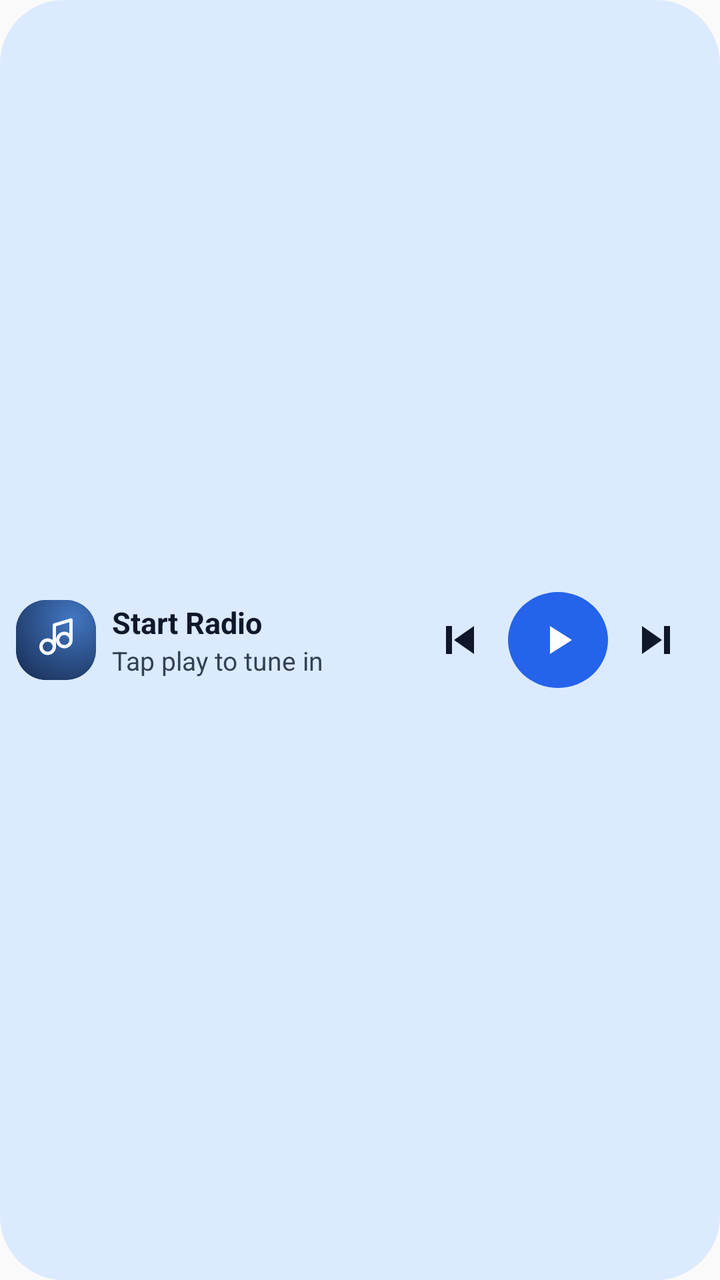
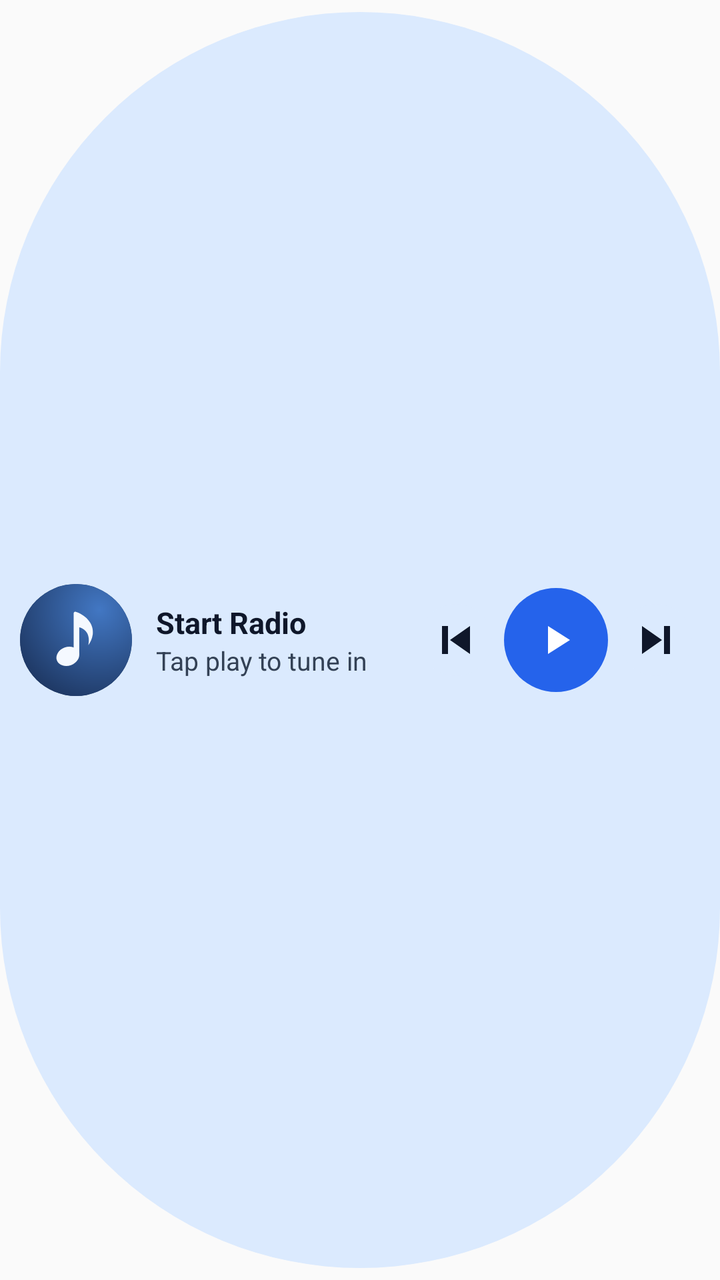

Two renders of the same Android screen: before a commit and after it. Below are the layout's source before the change and the commit's diff.
<!-- AndroidManifest.xml: application theme Theme.Radio -->
<!-- res/layout/widget_player.xml -->
<?xml version="1.0" encoding="utf-8"?>
<LinearLayout xmlns:android="http://schemas.android.com/apk/res/android"
    android:id="@+id/widget_root"
    android:layout_width="match_parent"
    android:layout_height="match_parent"
    android:background="@drawable/widget_background"
    android:gravity="center_vertical"
    android:orientation="horizontal"
    android:paddingStart="8dp"
    android:paddingEnd="8dp">

    <LinearLayout
        android:id="@+id/widget_open"
        android:layout_width="0dp"
        android:layout_height="match_parent"
        android:layout_weight="1"
        android:gravity="center_vertical"
        android:orientation="horizontal">

        <ImageView
            android:id="@+id/widget_artwork"
            android:layout_width="40dp"
            android:layout_height="40dp"
            android:layout_marginEnd="8dp"
            android:background="@drawable/widget_artwork_mask"
            android:clipToOutline="true"
            android:importantForAccessibility="no"
            android:scaleType="centerCrop"
            android:src="@drawable/player_artwork" />

        <LinearLayout
            android:layout_width="0dp"
            android:layout_height="wrap_content"
            android:layout_weight="1"
            android:orientation="vertical">

            <TextView
                android:id="@+id/widget_title"
                android:layout_width="match_parent"
                android:layout_height="wrap_content"
                android:ellipsize="end"
                android:maxLines="1"
                android:text="@string/widget_start_radio"
                android:textColor="@color/widget_title"
                android:textSize="15sp"
                android:textStyle="bold" />

            <TextView
                android:id="@+id/widget_subtitle"
                android:layout_width="match_parent"
                android:layout_height="wrap_content"
                android:ellipsize="end"
                android:maxLines="1"
                android:text="@string/widget_empty_hint"
                android:textColor="@color/widget_subtitle"
                android:textSize="13sp" />
        </LinearLayout>
    </LinearLayout>

    <ImageButton
        android:id="@+id/widget_previous"
        android:layout_width="48dp"
        android:layout_height="48dp"
        android:background="@drawable/widget_transport_background"
        android:contentDescription="@string/widget_previous"
        android:src="@drawable/ic_widget_previous"
        android:tint="@color/widget_title" />

    <ImageButton
        android:id="@+id/widget_toggle"
        android:layout_width="50dp"
        android:layout_height="48dp"
        android:background="@drawable/widget_play_background"
        android:contentDescription="@string/widget_play"
        android:src="@drawable/ic_widget_play"
        android:tint="@color/widget_on_accent" />

    <ImageButton
        android:id="@+id/widget_next"
        android:layout_width="48dp"
        android:layout_height="48dp"
        android:background="@drawable/widget_transport_background"
        android:contentDescription="@string/widget_next"
        android:src="@drawable/ic_widget_next"
        android:tint="@color/widget_title" />
</LinearLayout>
<!-- resources referenced by this layout -->
<resources>
  <color name="widget_on_accent">#FFFFFFFF</color>
  <color name="widget_subtitle">#FF334155</color>
  <color name="widget_title">#FF0F172A</color>
  <!-- drawable ic_widget_next (drawable) -->
  <vector xmlns:android="http://schemas.android.com/apk/res/android" android:width="24dp" android:height="24dp" android:viewportWidth="24" android:viewportHeight="24">
      <path android:fillColor="#FFFFFFFF" android:pathData="M5,5 L15,12 L5,19 Z M16,5 H19 V19 H16 Z" />
  </vector>
  <!-- drawable ic_widget_play (drawable) -->
  <vector xmlns:android="http://schemas.android.com/apk/res/android" android:width="24dp" android:height="24dp" android:viewportWidth="24" android:viewportHeight="24">
      <path android:fillColor="#FFFFFFFF" android:pathData="M8,5 L19,12 L8,19 Z" />
  </vector>
  <!-- drawable ic_widget_previous (drawable) -->
  <vector xmlns:android="http://schemas.android.com/apk/res/android" android:width="24dp" android:height="24dp" android:viewportWidth="24" android:viewportHeight="24">
      <path android:fillColor="#FFFFFFFF" android:pathData="M19,5 L9,12 L19,19 Z M5,5 H8 V19 H5 Z" />
  </vector>
  <!-- drawable player_artwork (drawable) -->
  <vector xmlns:android="http://schemas.android.com/apk/res/android"
      xmlns:aapt="http://schemas.android.com/aapt"
      android:width="192dp" android:height="192dp"
      android:viewportWidth="48" android:viewportHeight="48">
      <path android:pathData="M0,0 H48 V48 H0 Z">
          <aapt:attr name="android:fillColor">
              <gradient android:type="radial" android:centerX="34" android:centerY="11"
                  android:gradientRadius="48" android:startColor="#FF4277C3" android:endColor="#FF182D53" />
          </aapt:attr>
      </path>
      <path android:pathData="M15,28 a4,4 0,1 0,8 0 a4,4 0,1 0,-8 0 M23,28 V15 L33,12 V24 M25,24 a4,4 0,1 0,8 0 a4,4 0,1 0,-8 0"
          android:strokeColor="#FFF5F9FF" android:strokeWidth="2" android:strokeLineCap="round" android:strokeLineJoin="round" />
  </vector>
  <!-- drawable widget_artwork_mask (drawable) -->
  <shape xmlns:android="http://schemas.android.com/apk/res/android">
      <solid android:color="#FF182D53" />
      <corners android:radius="15dp" />
  </shape>
  <!-- drawable widget_background (drawable) -->
  <?xml version="1.0" encoding="utf-8"?>
  <shape xmlns:android="http://schemas.android.com/apk/res/android" android:shape="rectangle">
      <solid android:color="@color/widget_background" />
      <corners android:radius="32dp" />
  </shape>
  <!-- drawable widget_play_background (drawable) -->
  <?xml version="1.0" encoding="utf-8"?>
  <shape xmlns:android="http://schemas.android.com/apk/res/android" android:shape="oval">
      <solid android:color="@color/widget_accent" />
  </shape>
  <!-- drawable widget_transport_background (drawable) -->
  <inset xmlns:android="http://schemas.android.com/apk/res/android" android:inset="6dp">
      <shape android:shape="oval">
          <solid android:color="@color/widget_background" />
      </shape>
  </inset>
  <string name="widget_empty_hint">Tap play to tune in</string>
  <string name="widget_next">Next song</string>
  <string name="widget_play">Play</string>
  <string name="widget_previous">Previous song</string>
  <string name="widget_start_radio">Start Radio</string>
  <style name="Theme.Radio" parent="android:Theme.Material.Light.NoActionBar">
          
          <item name="android:windowSplashScreenBackground">@color/launcher_background</item>
      </style>
  <color name="widget_background">#FFDBEAFE</color>
  <color name="widget_accent">#FF2563EB</color>
  <color name="launcher_background">#FF1E293B</color>
</resources>

<!-- the commit's change to res/layout/widget_player.xml (unified diff, before → after) -->
@@ -1,86 +1,100 @@
 <?xml version="1.0" encoding="utf-8"?>
-<LinearLayout xmlns:android="http://schemas.android.com/apk/res/android"
-    android:id="@+id/widget_root"
+<FrameLayout xmlns:android="http://schemas.android.com/apk/res/android"
     android:layout_width="match_parent"
     android:layout_height="match_parent"
-    android:background="@drawable/widget_background"
-    android:gravity="center_vertical"
-    android:orientation="horizontal"
-    android:paddingStart="8dp"
-    android:paddingEnd="8dp">
+    android:paddingVertical="6dp">
 
     <LinearLayout
-        android:id="@+id/widget_open"
-        android:layout_width="0dp"
+        android:id="@+id/widget_root"
+        android:layout_width="match_parent"
         android:layout_height="match_parent"
-        android:layout_weight="1"
+        android:background="@drawable/widget_background"
         android:gravity="center_vertical"
-        android:orientation="horizontal">
-
-        <ImageView
-            android:id="@+id/widget_artwork"
-            android:layout_width="40dp"
-            android:layout_height="40dp"
-            android:layout_marginEnd="8dp"
-            android:background="@drawable/widget_artwork_mask"
-            android:clipToOutline="true"
-            android:importantForAccessibility="no"
-            android:scaleType="centerCrop"
-            android:src="@drawable/player_artwork" />
+        android:orientation="horizontal"
+        android:paddingVertical="6dp"
+        android:paddingStart="6dp"
+        android:paddingEnd="10dp">
 
         <LinearLayout
+            android:id="@+id/widget_open"
             android:layout_width="0dp"
-            android:layout_height="wrap_content"
+            android:layout_height="match_parent"
             android:layout_weight="1"
-            android:orientation="vertical">
+            android:gravity="center_vertical"
+            android:orientation="horizontal">
 
-            <TextView
-                android:id="@+id/widget_title"
-                android:layout_width="match_parent"
+            
+            <ImageView
+                android:id="@+id/widget_artwork"
+                android:layout_width="wrap_content"
                 android:layout_height="wrap_content"
-                android:ellipsize="end"
-                android:maxLines="1"
-                android:text="@string/widget_start_radio"
-                android:textColor="@color/widget_title"
-                android:textSize="15sp"
-                android:textStyle="bold" />
+                android:layout_marginVertical="4dp"
+                android:layout_marginStart="4dp"
+                android:layout_marginEnd="12dp"
+                android:adjustViewBounds="true"
+                android:background="@drawable/widget_artwork_mask"
+                android:clipToOutline="true"
+                android:importantForAccessibility="no"
+                android:maxWidth="56dp"
+                android:maxHeight="56dp"
+                android:scaleType="fitCenter"
+                android:src="@drawable/player_artwork" />
 
-            <TextView
-                android:id="@+id/widget_subtitle"
-                android:layout_width="match_parent"
+            <LinearLayout
+                android:layout_width="0dp"
                 android:layout_height="wrap_content"
-                android:ellipsize="end"
-                android:maxLines="1"
-                android:text="@string/widget_empty_hint"
-                android:textColor="@color/widget_subtitle"
-                android:textSize="13sp" />
+                android:layout_weight="1"
+                android:orientation="vertical">
+
+                <TextView
+                    android:id="@+id/widget_title"
+                    android:layout_width="match_parent"
+                    android:layout_height="wrap_content"
+                    android:ellipsize="end"
+                    android:maxLines="1"
+                    android:text="@string/widget_start_radio"
+                    android:textColor="@color/widget_title"
+                    android:textSize="15sp"
+                    android:textStyle="bold" />
+
+                <TextView
+                    android:id="@+id/widget_subtitle"
+                    android:layout_width="match_parent"
+                    android:layout_height="wrap_content"
+                    android:ellipsize="end"
+                    android:maxLines="1"
+                    android:text="@string/widget_empty_hint"
+                    android:textColor="@color/widget_subtitle"
+                    android:textSize="13sp" />
+            </LinearLayout>
         </LinearLayout>
+
+        <ImageButton
+            android:id="@+id/widget_previous"
+            android:layout_width="44dp"
+            android:layout_height="44dp"
+            android:background="@drawable/widget_transport_background"
+            android:contentDescription="@string/widget_previous"
+            android:src="@drawable/ic_widget_previous"
+            android:tint="@color/widget_title" />
+
+        <ImageButton
+            android:id="@+id/widget_toggle"
+            android:layout_width="52dp"
+            android:layout_height="52dp"
+            android:layout_marginHorizontal="2dp"
+            android:background="@drawable/widget_play_background"
+            android:contentDescription="@string/widget_play"
+            android:src="@drawable/ic_widget_play"
+            android:tint="@color/widget_on_accent" />
+
+        <ImageButton
+            android:id="@+id/widget_next"
+            android:layout_width="44dp"
+            android:layout_height="44dp"
+            android:background="@drawable/widget_transport_background"
+            android:contentDescription="@string/widget_next"
+            android:src="@drawable/ic_widget_next"
+            android:tint="@color/widget_title" />
     </LinearLayout>
-
-    <ImageButton
-        android:id="@+id/widget_previous"
-        android:layout_width="48dp"
-        android:layout_height="48dp"
-        android:background="@drawable/widget_transport_background"
-        android:contentDescription="@string/widget_previous"
-        android:src="@drawable/ic_widget_previous"
-        android:tint="@color/widget_title" />
-
-    <ImageButton
-        android:id="@+id/widget_toggle"
-        android:layout_width="50dp"
-        android:layout_height="48dp"
-        android:background="@drawable/widget_play_background"
-        android:contentDescription="@string/widget_play"
-        android:src="@drawable/ic_widget_play"
-        android:tint="@color/widget_on_accent" />
-
-    <ImageButton
-        android:id="@+id/widget_next"
-        android:layout_width="48dp"
-        android:layout_height="48dp"
-        android:background="@drawable/widget_transport_background"
-        android:contentDescription="@string/widget_next"
-        android:src="@drawable/ic_widget_next"
-        android:tint="@color/widget_title" />
-</LinearLayout>
+</FrameLayout>
<!-- resource entries referenced after the edit -->
@@ -26,19 +26,23 @@
                   android:gradientRadius="48" android:startColor="#FF4277C3" android:endColor="#FF182D53" />
           </aapt:attr>
       </path>
-      <path android:pathData="M15,28 a4,4 0,1 0,8 0 a4,4 0,1 0,-8 0 M23,28 V15 L33,12 V24 M25,24 a4,4 0,1 0,8 0 a4,4 0,1 0,-8 0"
-          android:strokeColor="#FFF5F9FF" android:strokeWidth="2" android:strokeLineCap="round" android:strokeLineJoin="round" />
+      
+      <group android:rotation="-20" android:pivotX="20.5" android:pivotY="31">
+          <path android:pathData="M15.5,31 a5,4 0 1,0 10,0 a5,4 0 1,0 -10,0 Z" android:fillColor="#FFF5F9FF" />
+      </group>
+      <path android:pathData="M23,30.4 L23,12.6 C23,12.1 23.4,11.8 23.9,11.9 C27.5,13 31.8,16.5 31.2,21.5 C30.9,23.5 30.2,25 29.3,26.2 C30.2,22 28.4,19.4 25.4,18.6 L25.4,30.4 Z"
+          android:fillColor="#FFF5F9FF" />
   </vector>
   <!-- drawable widget_artwork_mask (drawable) -->
-  <shape xmlns:android="http://schemas.android.com/apk/res/android">
+  <shape xmlns:android="http://schemas.android.com/apk/res/android" android:shape="oval">
       <solid android:color="#FF182D53" />
-      <corners android:radius="15dp" />
   </shape>
   <!-- drawable widget_background (drawable) -->
   <?xml version="1.0" encoding="utf-8"?>
   <shape xmlns:android="http://schemas.android.com/apk/res/android" android:shape="rectangle">
       <solid android:color="@color/widget_background" />
-      <corners android:radius="32dp" />
+      
+      <corners android:radius="1000dp" />
   </shape>
   <!-- drawable widget_play_background (drawable) -->
   <?xml version="1.0" encoding="utf-8"?>
@@ -46,7 +50,7 @@
       <solid android:color="@color/widget_accent" />
   </shape>
   <!-- drawable widget_transport_background (drawable) -->
-  <inset xmlns:android="http://schemas.android.com/apk/res/android" android:inset="6dp">
+  <inset xmlns:android="http://schemas.android.com/apk/res/android" android:inset="4dp">
       <shape android:shape="oval">
           <solid android:color="@color/widget_background" />
       </shape>
